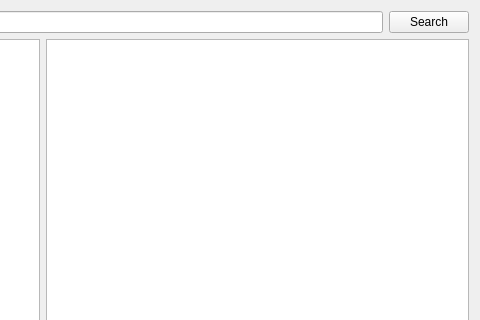
First picture: the form in launcher/pages/modplatform/ftb/FtbPage.ui, repository FreesmTeam/FreesmLauncher, before the edit; both pictures show x 395 to 875 and y 0 to 320 of the 875 by 745 pixel window.
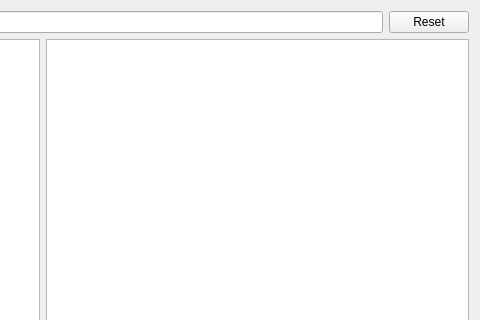
Second picture: the form after the edit.

Commit message:
NOISSUE Search as you type for modpacks.ch
Since we just filter data locally now, this isn't painfully slow -
indeed it's very quick. This also matches other platforms, such as
ATLauncher.

```diff
--- a/launcher/pages/modplatform/ftb/FtbPage.ui
+++ b/launcher/pages/modplatform/ftb/FtbPage.ui
@@ -41,7 +41,7 @@
    <item row="0" column="1">
     <widget class="QPushButton" name="searchButton">
      <property name="text">
-      <string>Search</string>
+      <string>Reset</string>
      </property>
     </widget>
    </item>
```
Left out of the diff: 10 changed lines with no effect on the pictures. The commit also changes 2 other files.
